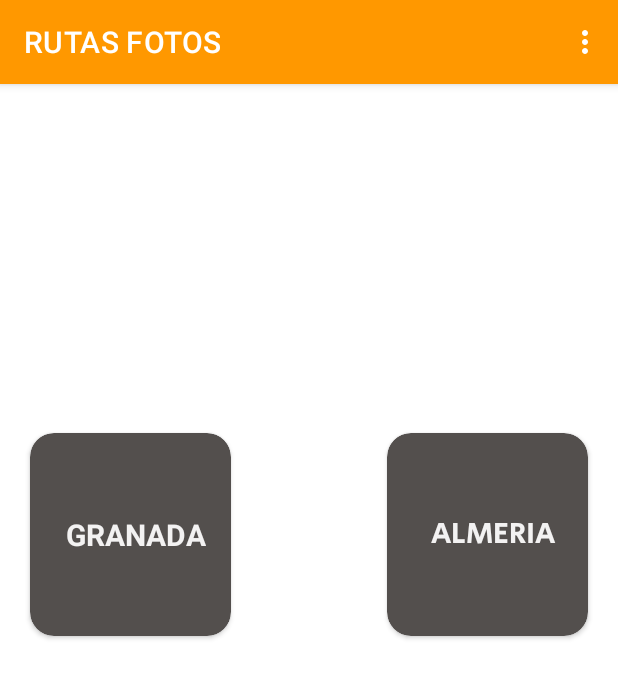
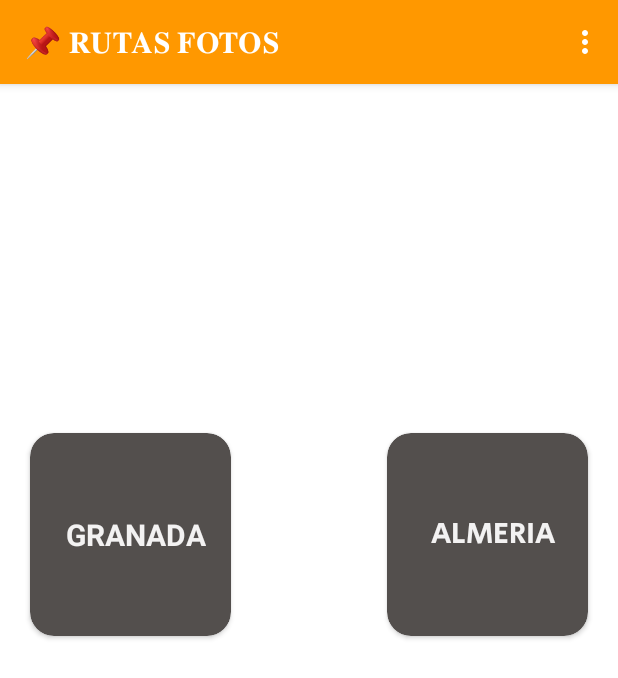
Before and after one commit to byjosegrc/infoPhotoApp, an Android app: the RutasGoogle screen opened directly, with no data from a screen before it, on a phone screen of 412 x 824 dp. Shown: the top 678 px of the screen. Run offline under Robolectric (Android 15) with nearby library versions, the phone set to English and light mode, and no system bars.

Commit message:
commit 20/05/2023

```diff
--- a/app/src/main/java/com/example/app_info_photo_04_03/Home/RutasGoogle.kt
+++ b/app/src/main/java/com/example/app_info_photo_04_03/Home/RutasGoogle.kt
@@ -15,7 +15,7 @@ class RutasGoogle : AppCompatActivity() {
     override fun onCreate(savedInstanceState: Bundle?) {
         super.onCreate(savedInstanceState)
         setContentView(R.layout.activity_rutas_google)
-        title="RUTAS FOTOS"
+        title="\uD83D\uDCCC \uD835\uDC11\uD835\uDC14\uD835\uDC13\uD835\uDC00\uD835\uDC12 \uD835\uDC05\uD835\uDC0E\uD835\uDC13\uD835\uDC0E\uD835\uDC12"
         binding= ActivityRutasGoogleBinding.inflate(layoutInflater)
         setContentView(binding.root)
         setListener()
--- a/app/src/main/res/layout/activity_galeria_fotografias.xml
+++ b/app/src/main/res/layout/activity_galeria_fotografias.xml
@@ -28,12 +28,12 @@
         android:padding="8dp"
         android:text="NUESTRAS FOTOS"
         android:textAlignment="center"
+        android:textColor="@color/fondoNaraja"
         android:textSize="34sp"
         android:textStyle="bold"
-        app:layout_constraintBottom_toBottomOf="parent"
         app:layout_constraintEnd_toEndOf="parent"
         app:layout_constraintHorizontal_bias="0.5"
         app:layout_constraintStart_toStartOf="parent"
-        app:layout_constraintTop_toTopOf="parent"
-        app:layout_constraintVertical_bias="0.005" />
+        app:layout_constraintTop_toTopOf="parent" />
+
 </androidx.constraintlayout.widget.ConstraintLayout>
--- a/app/src/main/res/layout/activity_galeria_fotos.xml
+++ b/app/src/main/res/layout/activity_galeria_fotos.xml
@@ -4,7 +4,6 @@
     xmlns:tools="http://schemas.android.com/tools"
     android:layout_width="match_parent"
     android:layout_height="match_parent"
-    android:background="#DCDADB"
     tools:context=".Home.GaleriaFotografias">
 
     <androidx.recyclerview.widget.RecyclerView
@@ -27,6 +26,7 @@
         android:fontFamily="@font/primera"
         android:padding="8dp"
         android:text="NUESTRAS FOTOS"
+        android:textColor="@color/fondoNaraja"
         android:textAlignment="center"
         android:textSize="34sp"
         android:textStyle="bold"
--- a/app/src/main/res/layout/sobre_nosotros.xml
+++ b/app/src/main/res/layout/sobre_nosotros.xml
@@ -4,7 +4,6 @@
     xmlns:tools="http://schemas.android.com/tools"
     android:layout_width="match_parent"
     android:layout_height="match_parent"
-    android:background="#F7FAFA"
     android:padding="8dp"
     tools:context=".Home.SobreNosotros">
 
```
